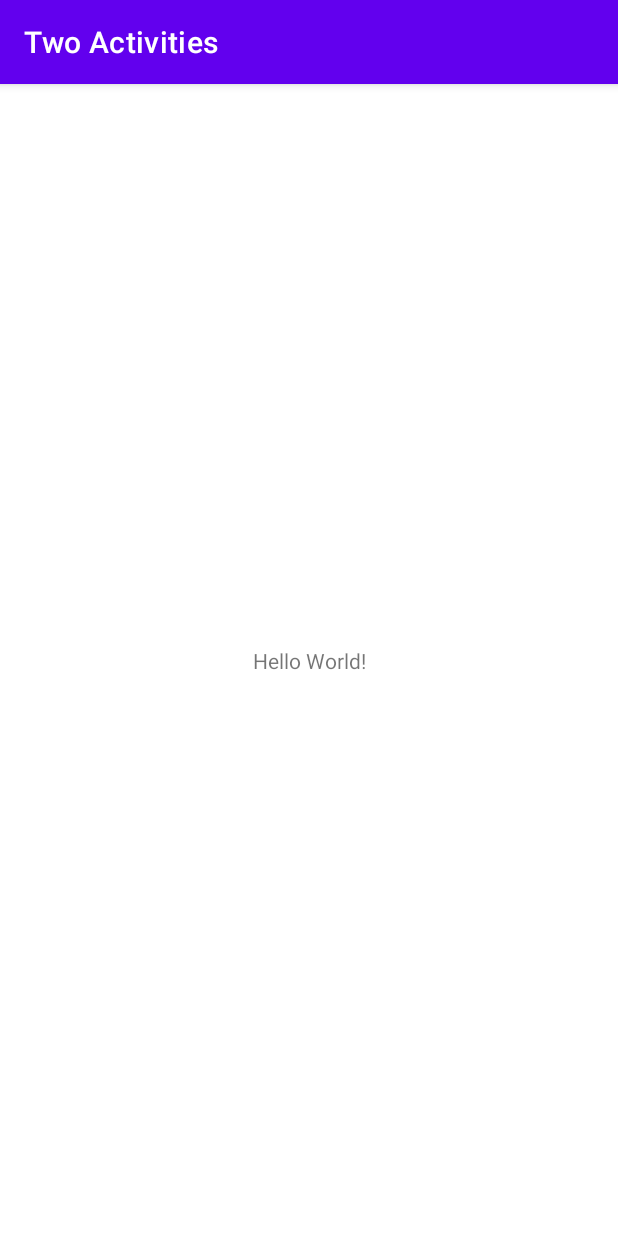
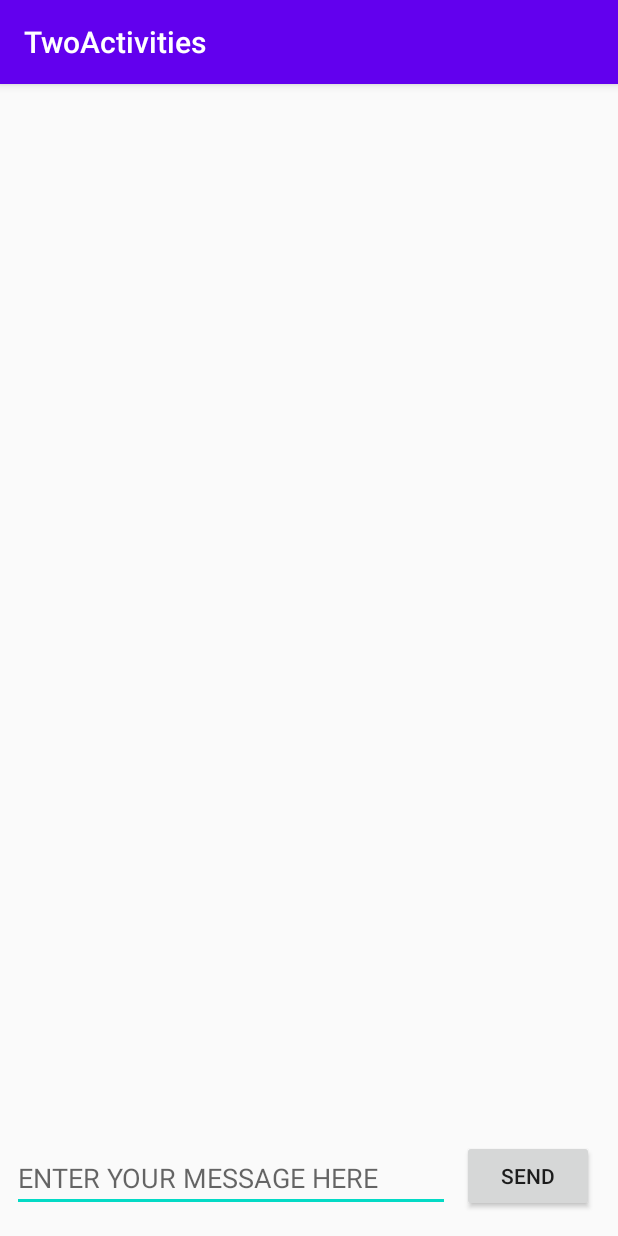
Before and after one commit to dniroj21/MAD, an Android app: the screen it shows after launch (MainActivity), on a phone screen of 412 x 824 dp. Run offline under Robolectric (Android 15) with nearby library versions, the phone set to English and light mode, and no system bars.

Commit message:
files re-added on two activity apps

```diff
--- a/TwoActivities/app/src/main/java/com/example/twoactivities/MainActivity.java
+++ b/TwoActivities/app/src/main/java/com/example/twoactivities/MainActivity.java
@@ -1,14 +1,52 @@
 package com.example.twoactivities;
 
-import androidx.appcompat.app.AppCompatActivity;
-
+import android.content.Intent;
+import android.support.v7.app.AppCompatActivity;
 import android.os.Bundle;
+import android.util.Log;
+import android.view.View;
+import android.widget.EditText;
+import android.widget.TextView;
 
 public class MainActivity extends AppCompatActivity {
+    private static final String LOG_TAG = MainActivity.class.getSimpleName();
+    public static final String EXTRA_MESSAGE
+            = "com.example.android.twoactivities.extra.MESSAGE";
+    public static final int TEXT_REQUEST = 1;
+
+    private EditText mMessageEditText;
+    private TextView mReplyHeadTextView;
+    private TextView mReplyTextView;
 
     @Override
     protected void onCreate(Bundle savedInstanceState) {
         super.onCreate(savedInstanceState);
         setContentView(R.layout.activity_main);
+        mMessageEditText = findViewById(R.id.editText_main);
+        mReplyHeadTextView = findViewById(R.id.text_header_reply);
+        mReplyTextView = findViewById(R.id.text_message_reply);
+
+    }
+
+    public void launchSecondActivity(View view) {
+        Log.d(LOG_TAG, "Button clicked!");
+        Intent intent = new Intent(this, SecondActivity.class);
+        String message = mMessageEditText.getText().toString();
+        intent.putExtra(EXTRA_MESSAGE, message);
+        startActivityForResult(intent, TEXT_REQUEST);
+    }
+
+    @Override
+    public void onActivityResult(int requestCode,
+                                 int resultCode, Intent data) {
+        super.onActivityResult(requestCode, resultCode, data);
+        if (requestCode == TEXT_REQUEST) {
+            if (resultCode == RESULT_OK) {
+                String reply = data.getStringExtra(SecondActivity.EXTRA_REPLY);
+                mReplyHeadTextView.setVisibility(View.VISIBLE);
+                mReplyTextView.setText(reply);
+                mReplyTextView.setVisibility(View.VISIBLE);
+            }
+        }
     }
 }
--- a/TwoActivities/app/src/main/res/layout/activity_main.xml
+++ b/TwoActivities/app/src/main/res/layout/activity_main.xml
@@ -1,5 +1,5 @@
 <?xml version="1.0" encoding="utf-8"?>
-<androidx.constraintlayout.widget.ConstraintLayout xmlns:android="http://schemas.android.com/apk/res/android"
+<android.support.constraint.ConstraintLayout xmlns:android="http://schemas.android.com/apk/res/android"
     xmlns:app="http://schemas.android.com/apk/res-auto"
     xmlns:tools="http://schemas.android.com/tools"
     android:layout_width="match_parent"
@@ -7,12 +7,52 @@
     tools:context=".MainActivity">
 
     <TextView
+        android:id="@+id/text_header_reply"
         android:layout_width="wrap_content"
         android:layout_height="wrap_content"
-        android:text="Hello World!"
-        app:layout_constraintBottom_toBottomOf="parent"
-        app:layout_constraintLeft_toLeftOf="parent"
-        app:layout_constraintRight_toRightOf="parent"
+        android:layout_marginStart="8dp"
+        android:layout_marginLeft="8dp"
+        android:layout_marginTop="16dp"
+        android:text="@string/text_header_reply"
+        android:textAppearance="@style/TextAppearance.AppCompat.Medium"
+        android:textStyle="bold"
+        android:visibility="invisible"
+        app:layout_constraintStart_toStartOf="parent"
         app:layout_constraintTop_toTopOf="parent" />
 
-</androidx.constraintlayout.widget.ConstraintLayout>
+    <TextView
+        android:id="@+id/text_message_reply"
+        android:layout_width="wrap_content"
+        android:layout_height="wrap_content"
+        android:layout_marginStart="8dp"
+        android:layout_marginLeft="8dp"
+        android:layout_marginTop="8dp"
+        android:visibility="invisible"
+        app:layout_constraintStart_toStartOf="parent"
+        app:layout_constraintTop_toBottomOf="@+id/text_header_reply" />
+
+    <Button
+        android:id="@+id/button_main"
+        android:layout_width="wrap_content"
+        android:layout_height="wrap_content"
+        android:layout_marginBottom="16dp"
+        android:layout_marginRight="16dp"
+        android:text="@string/button_main"
+        android:onClick="launchSecondActivity"
+        app:layout_constraintBottom_toBottomOf="parent"
+        app:layout_constraintRight_toRightOf="parent" />
+
+    <EditText
+        android:id="@+id/editText_main"
+        android:layout_width="0dp"
+        android:layout_height="wrap_content"
+        android:layout_marginBottom="16dp"
+        android:layout_marginEnd="8dp"
+        android:layout_marginStart="8dp"
+        android:ems="10"
+        android:hint="@string/editText_main"
+        android:inputType="textLongMessage"
+        app:layout_constraintBottom_toBottomOf="parent"
+        app:layout_constraintEnd_toStartOf="@+id/button_main"
+        app:layout_constraintStart_toStartOf="parent" />
+</android.support.constraint.ConstraintLayout>
--- a/TwoActivities/app/src/main/res/values-night/themes.xml
+++ b/TwoActivities/app/src/main/res/values-night/themes.xml
@@ -1,16 +1,10 @@
 <resources xmlns:tools="http://schemas.android.com/tools">
     <!-- Base application theme. -->
-    <style name="Theme.TwoActivities" parent="Theme.MaterialComponents.DayNight.DarkActionBar">
+    <style name="Theme.TwoActivities" parent="Theme.AppCompat.Light.DarkActionBar">
         <!-- Primary brand color. -->
         <item name="colorPrimary">@color/purple_200</item>
-        <item name="colorPrimaryVariant">@color/purple_700</item>
-        <item name="colorOnPrimary">@color/black</item>
-        <!-- Secondary brand color. -->
-        <item name="colorSecondary">@color/teal_200</item>
-        <item name="colorSecondaryVariant">@color/teal_200</item>
-        <item name="colorOnSecondary">@color/black</item>
-        <!-- Status bar color. -->
-        <item name="android:statusBarColor" tools:targetApi="l">?attr/colorPrimaryVariant</item>
+        <item name="colorPrimaryDark">@color/purple_700</item>
+        <item name="colorAccent">@color/teal_200</item>
         <!-- Customize your theme here. -->
     </style>
 </resources>
--- a/TwoActivities/app/src/main/res/values/themes.xml
+++ b/TwoActivities/app/src/main/res/values/themes.xml
@@ -1,16 +1,10 @@
 <resources xmlns:tools="http://schemas.android.com/tools">
     <!-- Base application theme. -->
-    <style name="Theme.TwoActivities" parent="Theme.MaterialComponents.DayNight.DarkActionBar">
+    <style name="Theme.TwoActivities" parent="Theme.AppCompat.Light.DarkActionBar">
         <!-- Primary brand color. -->
         <item name="colorPrimary">@color/purple_500</item>
-        <item name="colorPrimaryVariant">@color/purple_700</item>
-        <item name="colorOnPrimary">@color/white</item>
-        <!-- Secondary brand color. -->
-        <item name="colorSecondary">@color/teal_200</item>
-        <item name="colorSecondaryVariant">@color/teal_700</item>
-        <item name="colorOnSecondary">@color/black</item>
-        <!-- Status bar color. -->
-        <item name="android:statusBarColor" tools:targetApi="l">?attr/colorPrimaryVariant</item>
+        <item name="colorPrimaryDark">@color/purple_700</item>
+        <item name="colorAccent">@color/teal_200</item>
         <!-- Customize your theme here. -->
     </style>
 </resources>
--- a/TwoActivities/build.gradle
+++ b/TwoActivities/build.gradle
@@ -5,7 +5,7 @@ buildscript {
         mavenCentral()
     }
     dependencies {
-        classpath "com.android.tools.build:gradle:7.0.4"
+        classpath "com.android.tools.build:gradle:7.0.3"
 
         // NOTE: Do not place your application dependencies here; they belong
         // in the individual module build.gradle files
--- a/TwoActivities/gradle.properties
+++ b/TwoActivities/gradle.properties
@@ -11,9 +11,3 @@ org.gradle.jvmargs=-Xmx2048m -Dfile.encoding=UTF-8
 # This option should only be used with decoupled projects. More details, visit
 # http://www.gradle.org/docs/current/userguide/multi_project_builds.html#sec:decoupled_projects
 # org.gradle.parallel=true
-# AndroidX package structure to make it clearer which packages are bundled with the
-# Android operating system, and which are packaged with your app"s APK
-# https://developer.android.com/topic/libraries/support-library/androidx-rn
-android.useAndroidX=true
-# Automatically convert third-party libraries to use AndroidX
-android.enableJetifier=true
--- a/TwoActivities/settings.gradle
+++ b/TwoActivities/settings.gradle
@@ -6,5 +6,5 @@ dependencyResolutionManagement {
         jcenter() // Warning: this repository is going to shut down soon
     }
 }
-rootProject.name = "Two Activities"
+rootProject.name = "TwoActivities"
 include ':app'
```
Also changed, not shown: TwoActivities/app/build.gradle (+5 -6 lines), TwoActivities/app/src/main/AndroidManifest.xml (+7 -0 lines), TwoActivities/app/src/main/java/com/example/twoactivities/SecondActivity.java (added, +33 -0 lines), TwoActivities/app/src/main/res/layout/activity_second.xml (added, +91 -0 lines), TwoActivities/app/src/main/res/values/strings.xml (+17 -1 lines), TwoActivities/app/src/main/res/values/styles.xml (added, +10 -0 lines), TwoActivities/gradle/wrapper/gradle-wrapper.properties, 2 other files.
